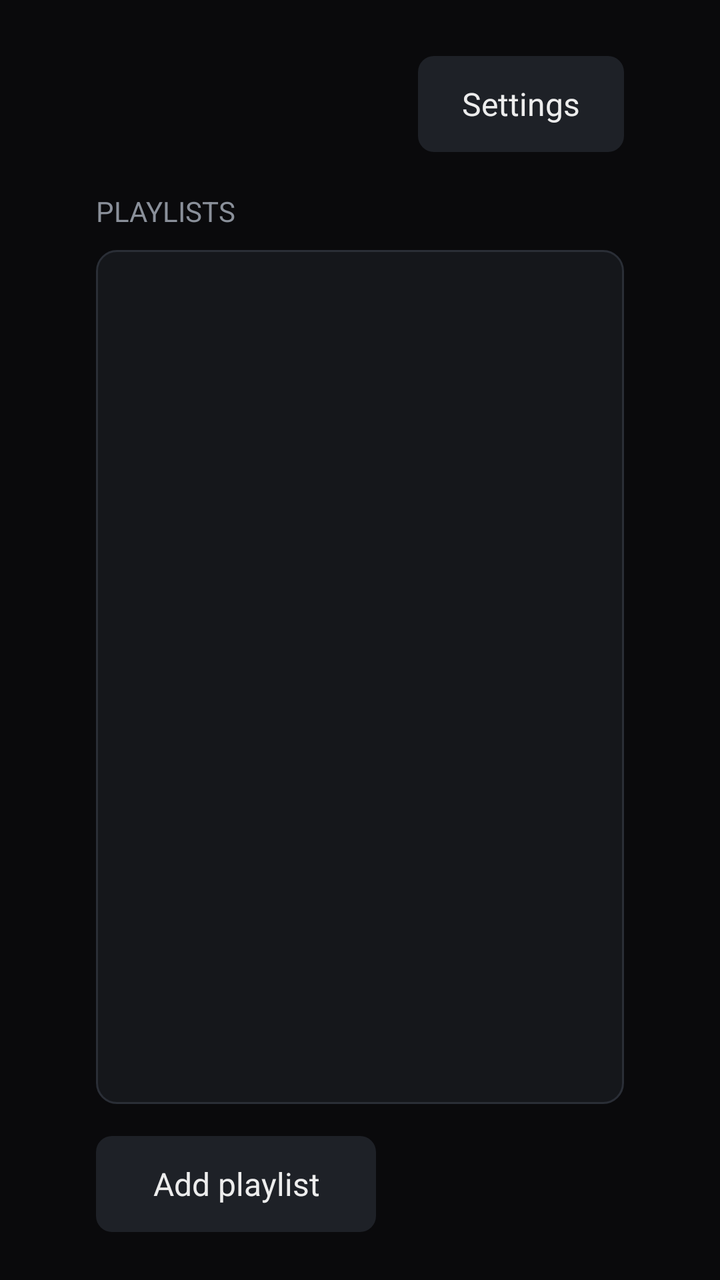
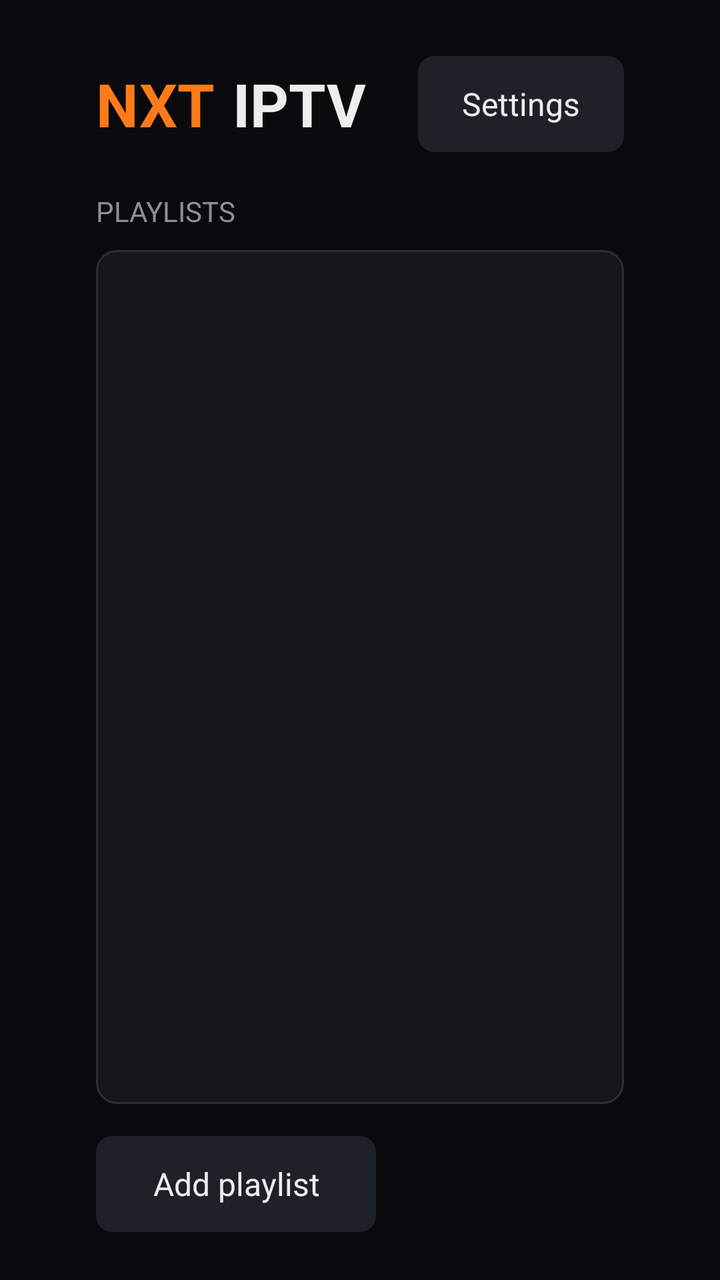

Screens rendered from an Android XML layout before and after an edit, with the pre-edit source and the edit as a unified diff.
<!-- AndroidManifest.xml: application theme AppTheme -->
<!-- res/layout/activity_playlists.xml -->
<?xml version="1.0" encoding="utf-8"?>
<LinearLayout xmlns:android="http://schemas.android.com/apk/res/android"
    android:layout_width="match_parent"
    android:layout_height="match_parent"
    android:background="@color/bg"
    android:orientation="vertical"
    android:paddingStart="48dp"
    android:paddingTop="28dp"
    android:paddingEnd="48dp"
    android:paddingBottom="24dp">

    <LinearLayout
        android:layout_width="match_parent"
        android:layout_height="48dp"
        android:gravity="center_vertical"
        android:orientation="horizontal">

        <TextView
            android:id="@+id/logo"
            android:layout_width="0dp"
            android:layout_height="wrap_content"
            android:layout_weight="1"
            android:textColor="@color/text"
            android:textSize="30sp"
            android:textStyle="bold" />

        <TextView
            android:id="@+id/btnSettings"
            style="@style/Button"
            android:minWidth="0dp"
            android:text="@string/settings" />
    </LinearLayout>

    <TextView
        android:layout_width="wrap_content"
        android:layout_height="wrap_content"
        android:layout_marginTop="20dp"
        android:layout_marginBottom="10dp"
        android:text="@string/playlists"
        android:textAllCaps="true"
        android:textColor="@color/text_dim"
        android:textSize="14sp" />

    <FrameLayout
        android:layout_width="match_parent"
        android:layout_height="0dp"
        android:layout_weight="1"
        android:background="@drawable/bg_panel"
        android:padding="8dp">

        <androidx.recyclerview.widget.RecyclerView
            android:id="@+id/list"
            android:layout_width="match_parent"
            android:layout_height="match_parent"
            android:scrollbars="vertical" />

        <TextView
            android:id="@+id/empty"
            android:layout_width="match_parent"
            android:layout_height="match_parent"
            android:gravity="center"
            android:lineSpacingExtra="6dp"
            android:text="@string/no_playlists"
            android:textColor="@color/text_dim"
            android:textSize="18sp"
            android:visibility="gone" />
    </FrameLayout>

    <TextView
        android:id="@+id/btnAdd"
        style="@style/Button"
        android:layout_marginTop="16dp"
        android:text="@string/add_playlist" />
</LinearLayout>
<!-- resources referenced by this layout -->
<resources>
  <color name="bg">#FF0A0A0C</color>
  <color name="text">#FFEDEDED</color>
  <color name="text_dim">#FF8A909A</color>
  <!-- drawable bg_panel (drawable) -->
  <?xml version="1.0" encoding="utf-8"?>
  <shape xmlns:android="http://schemas.android.com/apk/res/android">
      <solid android:color="@color/panel" />
      <stroke android:width="1dp" android:color="@color/stroke" />
      <corners android:radius="10dp" />
  </shape>
  <string name="add_playlist">Add playlist</string>
  <string name="no_playlists">No playlists yet.\nAdd an M3U playlist to start watching.</string>
  <string name="playlists">Playlists</string>
  <string name="settings">Settings</string>
  <style name="Button">
          <item name="android:layout_width">wrap_content</item>
          <item name="android:layout_height">48dp</item>
          <item name="android:minWidth">140dp</item>
          <item name="android:paddingStart">22dp</item>
          <item name="android:paddingEnd">22dp</item>
          <item name="android:gravity">center</item>
          <item name="android:textSize">16sp</item>
          <item name="android:textColor">@color/btn_text</item>
          <item name="android:background">@drawable/bg_button</item>
          <item name="android:focusable">true</item>
          <item name="android:clickable">true</item>
      </style>
  <style name="AppTheme" parent="android:Theme.Material.NoActionBar.Fullscreen">
          <item name="android:windowBackground">@color/bg</item>
          <item name="android:colorBackground">@color/bg</item>
          <item name="android:colorPrimary">@color/bg</item>
          <item name="android:colorPrimaryDark">@color/bg</item>
          <item name="android:colorAccent">@color/accent</item>
          <item name="android:colorControlActivated">@color/accent</item>
          <item name="android:textColorPrimary">@color/text</item>
          <item name="android:textColorSecondary">@color/text_dim</item>
          <item name="android:textColorHint">@color/text_dim</item>
          <item name="android:alertDialogTheme">@style/Dialog</item>
          <item name="android:windowContentOverlay">@null</item>
      </style>
  <color name="panel">#FF15171B</color>
  <color name="stroke">#FF2A2E36</color>
  <!-- drawable bg_button (drawable) -->
  <?xml version="1.0" encoding="utf-8"?>
  <selector xmlns:android="http://schemas.android.com/apk/res/android">
      <item android:state_focused="true" android:drawable="@drawable/bg_selected" />
      <item android:state_pressed="true" android:drawable="@drawable/bg_selected" />
      <item android:drawable="@drawable/bg_box" />
  </selector>
  <color name="accent">#FFFF7A1A</color>
  <style name="Dialog" parent="android:Theme.Material.Dialog.Alert">
          <item name="android:colorAccent">@color/accent</item>
          <item name="android:colorBackground">@color/panel</item>
          <item name="android:textColorPrimary">@color/text</item>
          <item name="android:textColorSecondary">@color/text_dim</item>
          <item name="android:colorControlActivated">@color/accent</item>
          <item name="android:buttonBarButtonStyle">@style/DialogButton</item>
      </style>
  <!-- drawable bg_selected (drawable) -->
  <?xml version="1.0" encoding="utf-8"?>
  <shape xmlns:android="http://schemas.android.com/apk/res/android">
      <gradient android:angle="0" android:startColor="@color/accent" android:endColor="@color/accent_dark" />
      <corners android:radius="8dp" />
  </shape>
  <!-- drawable bg_box (drawable) -->
  <?xml version="1.0" encoding="utf-8"?>
  <shape xmlns:android="http://schemas.android.com/apk/res/android">
      <solid android:color="@color/panel_light" />
      <corners android:radius="8dp" />
  </shape>
  <style name="DialogButton" parent="android:Widget.Material.Button.Borderless.Colored">
          <item name="android:textAllCaps">false</item>
          <item name="android:textSize">16sp</item>
      </style>
  <color name="accent_dark">#FFE05F00</color>
  <color name="panel_light">#FF1E2127</color>
</resources>

<!-- the commit's change to res/layout/activity_playlists.xml (unified diff, before → after) -->
@@ -15,14 +15,32 @@
         android:gravity="center_vertical"
         android:orientation="horizontal">
 
+        
         <TextView
-            android:id="@+id/logo"
-            android:layout_width="0dp"
+            android:layout_width="wrap_content"
             android:layout_height="wrap_content"
-            android:layout_weight="1"
+            android:layout_marginEnd="9dp"
+            android:text="NXT"
+            android:textColor="@color/accent"
+            android:textSize="30sp"
+            android:textStyle="bold" />
+
+        <TextView
+            android:layout_width="wrap_content"
+            android:layout_height="wrap_content"
+            android:text="IPTV"
             android:textColor="@color/text"
             android:textSize="30sp"
             android:textStyle="bold" />
+
+        <TextView
+            android:id="@+id/version"
+            android:layout_width="0dp"
+            android:layout_height="wrap_content"
+            android:layout_marginStart="14dp"
+            android:layout_weight="1"
+            android:textColor="@color/text_dim"
+            android:textSize="15sp" />
 
         <TextView
             android:id="@+id/btnSettings"
